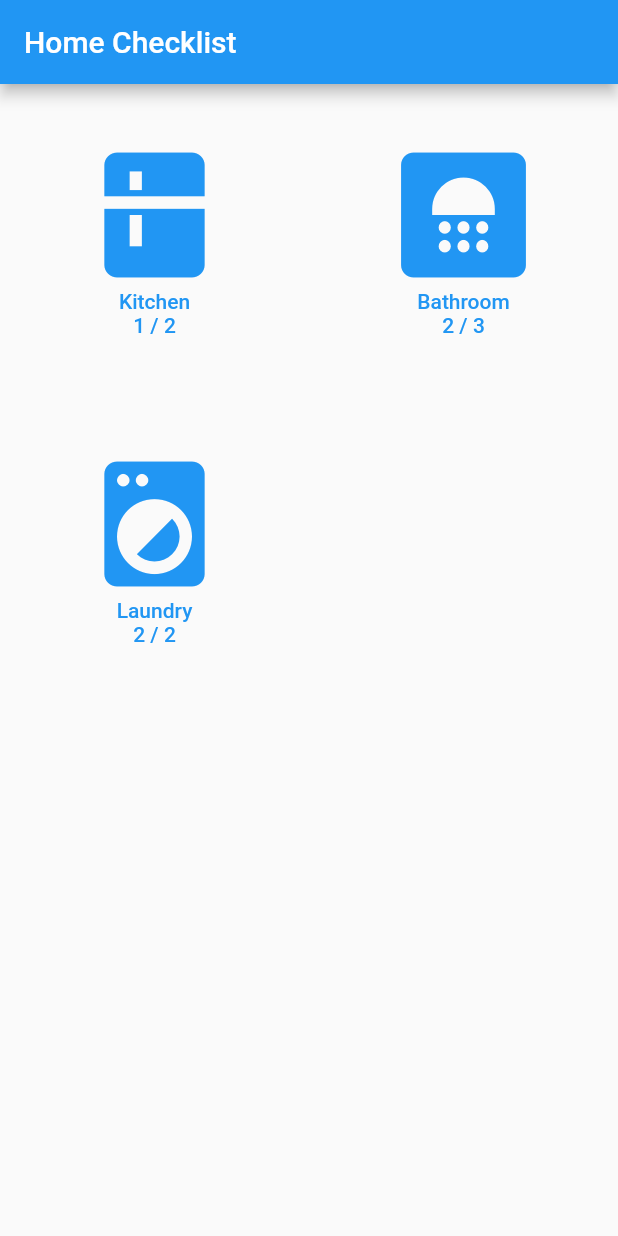
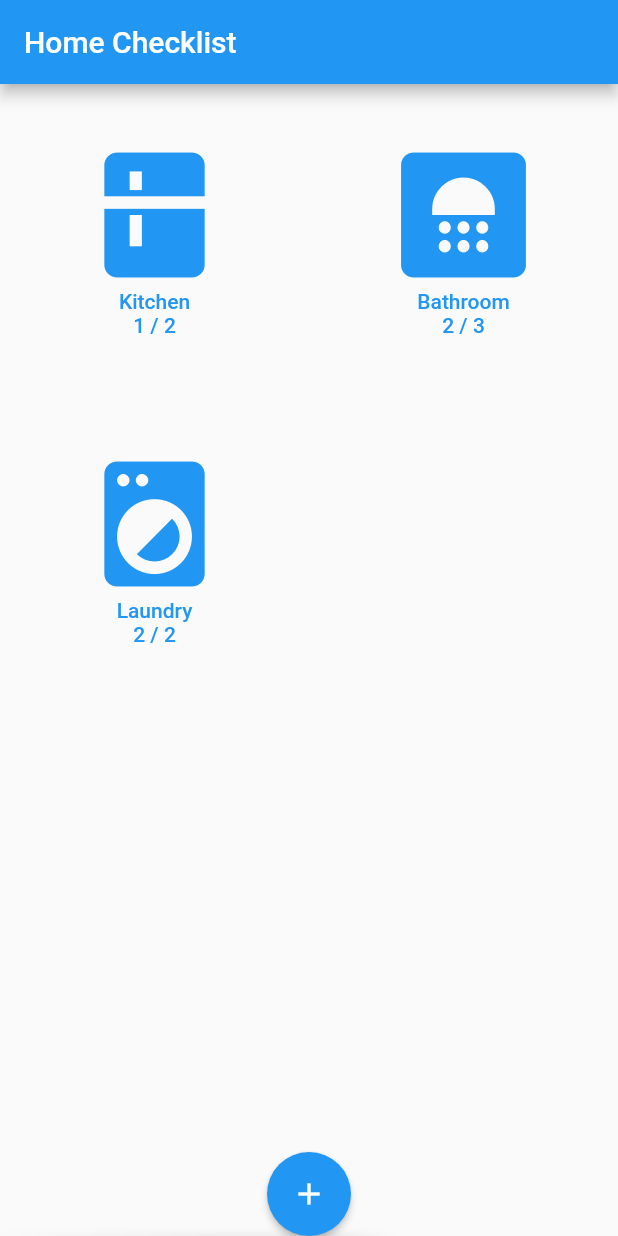
Before and after one commit to wandeimer/home_manager, a Flutter app: the screen it shows after launch, on a phone screen of 412 x 824 dp. Run offline on Flutter 3.47's test engine with Material 2 defaults, Android fonts, the phone set to English and light mode, and no system bars; missing offline and left inert: flutter_iconpicker.

Commit message:
add "new room adder" page

```diff
--- a/lib/dataScheme.dart
+++ b/lib/dataScheme.dart
@@ -1,25 +1,25 @@
 import 'package:flutter/material.dart';
 
-class Rooms {
+class Room {
   late String name;
   late int countNeedToBuy;
-  late List<Items> listItems;
+  late List<Item> listItems;
   late int countItems = listItems.length;
   late var icon;
 
-  Rooms(this.name, this.countNeedToBuy, this.listItems, this.icon);
+  Room(this.name, this.countNeedToBuy, this.listItems, this.icon);
 }
-class Items {
+class Item {
   late String name;
   late double fullPoint;
   late double triggerPoint;
   late double currentPoint;
   late bool isNeedToBuy = currentPoint < triggerPoint;
 
-  Items(this.name, this.fullPoint, this.triggerPoint, this.currentPoint);
+  Item(this.name, this.fullPoint, this.triggerPoint, this.currentPoint);
 }
 
 var rooms = [
-  Rooms("Kitchen", 1, [Items("Soap", 100, 30, 10), Items("Rice", 100, 20, 50)], Icons.kitchen),
-  Rooms("Bathroom", 2, [Items("Soap", 100, 20, 10), Items("Shower Gel", 100, 50, 40), Items("Toilet Paper", 100, 60, 70)], Icons.bathroom),
-  Rooms("Laundry", 1, [Items("Laundry Soap", 100, 20, 10), Items("Conditioner", 100, 50, 40)], Icons.local_laundry_service)];
+  Room("Kitchen", 1, [Item("Soap", 100, 30, 10), Item("Rice", 100, 20, 50)], Icons.kitchen),
+  Room("Bathroom", 2, [Item("Soap", 100, 20, 10), Item("Shower Gel", 100, 50, 40), Item("Toilet Paper", 100, 60, 70)], Icons.bathroom),
+  Room("Laundry", 1, [Item("Laundry Soap", 100, 20, 10), Item("Conditioner", 100, 50, 40)], Icons.local_laundry_service)];
--- a/lib/main.dart
+++ b/lib/main.dart
@@ -1,6 +1,8 @@
 import 'package:flutter/material.dart';
 import 'package:home_manager/dataScheme.dart';
 import 'package:home_manager/itemList.dart';
+
+import 'addRoom.dart';
 
 void main() {
   runApp(MyApp());
@@ -31,12 +33,13 @@ class MyHomePage extends StatefulWidget {
 class _MyHomePageState extends State<MyHomePage> {
   List<int> countItemsNeedToBuy = [];
   List<int> countItems = [];
+  var localRooms = rooms;
 
   @override
   Widget build(BuildContext context) {
-    for (int i = 0; i < rooms.length; i++) {
-      countItems.add(rooms[i].listItems.length);
-      countItemsNeedToBuy.add(countNeedToBuyItem(rooms[i].listItems));
+    for (int i = 0; i < localRooms.length; i++) {
+      countItems.add(localRooms[i].listItems.length);
+      countItemsNeedToBuy.add(countNeedToBuyItem(localRooms[i].listItems));
     }
     return Scaffold(
       appBar: AppBar(
@@ -44,12 +47,11 @@ class _MyHomePageState extends State<MyHomePage> {
       ),
       body: GridView.count(
           crossAxisCount: 2,
-            children: List.generate(rooms.length, (index) {
+          children: List.generate(localRooms.length, (index) {
             return TextButton(
                 onPressed: () {
-                    Navigator.push(context,
-                        MaterialPageRoute(builder: (context) {
-                      return ItemList(title: rooms[index].name, index: index);
+                  Navigator.push(context, MaterialPageRoute(builder: (context) {
+                    return ItemList(title: localRooms[index].name, index: index);
                   }));
                 },
                 child: Center(
@@ -58,18 +60,40 @@ class _MyHomePageState extends State<MyHomePage> {
                   mainAxisAlignment: MainAxisAlignment.center,
                   children: [
                     Icon(
-                            rooms[index].icon,
+                      localRooms[index].icon,
                       size: 100,
                     ),
-                          Text(rooms[index].name),
+                    Text(localRooms[index].name),
                     Text("${countItemsNeedToBuy[index]} / ${countItems[index]}")
                   ],
                 )));
-            })));
+          })),
+      floatingActionButton: FloatingActionButton(
+        onPressed: () {
+          Navigator.push(context, MaterialPageRoute(builder: (context){
+            return AddRoom();
+          }));
+          // localRooms.add(Room("test", 0, [Item("Soap", 100, 30, 10)], Icons.baby_changing_station));
+          // setState(() {
+          // });
+        },
+        tooltip: 'Increment',
+        child: Icon(Icons.add),
+        elevation: 2.0,
+      ),
+      floatingActionButtonLocation: FloatingActionButtonLocation.centerDocked,
+      bottomNavigationBar: BottomAppBar(
+        child: Row(
+          mainAxisSize: MainAxisSize.max,
+          mainAxisAlignment: MainAxisAlignment.spaceBetween,
+        ),
+        shape: CircularNotchedRectangle(),
+      ),
+    );
   }
 }
 
-int countNeedToBuyItem(List<Items> listItems) {
+int countNeedToBuyItem(List<Item> listItems) {
   var count = 0;
   for (var i = 0; i < listItems.length; i++) {
     if (listItems[i].isNeedToBuy) {
--- a/pubspec.yaml
+++ b/pubspec.yaml
@@ -21,6 +21,7 @@ environment:
   sdk: ">=2.12.0 <3.0.0"
 
 dependencies:
+  flutter_iconpicker: ^3.0.4
   flutter:
     sdk: flutter
 
```
Also changed, not shown: lib/addRoom.dart (added, +66 -0 lines), pubspec.lock. Lines whose indentation alone changed are shown as unchanged.
